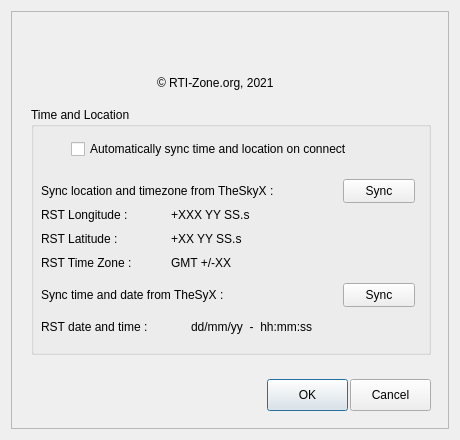
Above: RST.ui from rpineau/RST before the change. Below: the same form after it.
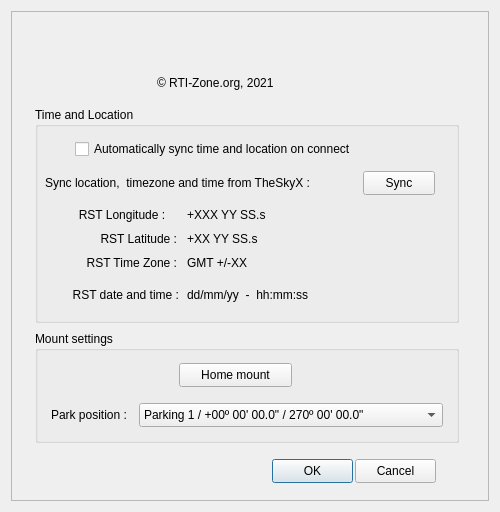
That is the form after the change. Icons and pictures are not drawn. Custom widgets are drawn as their Qt base class.

Patch:
```diff
--- a/RST.ui
+++ b/RST.ui
@@ -6,8 +6,8 @@
    <rect>
     <x>0</x>
     <y>0</y>
-    <width>460</width>
-    <height>440</height>
+    <width>500</width>
+    <height>512</height>
    </rect>
   </property>
   <property name="sizePolicy">
@@ -18,14 +18,14 @@
   </property>
   <property name="minimumSize">
    <size>
-    <width>460</width>
-    <height>440</height>
+    <width>500</width>
+    <height>512</height>
    </size>
   </property>
   <property name="maximumSize">
    <size>
-    <width>460</width>
-    <height>440</height>
+    <width>500</width>
+    <height>512</height>
    </size>
   </property>
   <property name="windowTitle">
@@ -46,7 +46,7 @@
      <property name="minimumSize">
       <size>
        <width>0</width>
-       <height>0</height>
+       <height>4</height>
       </size>
      </property>
      <property name="maximumSize">
@@ -70,10 +70,10 @@
      <widget class="QPushButton" name="pushButtonOK">
       <property name="geometry">
        <rect>
-        <x>256</x>
-        <y>368</y>
+        <x>261</x>
+        <y>448</y>
         <width>81</width>
-        <height>32</height>
+        <height>24</height>
        </rect>
       </property>
       <property name="text">
@@ -86,10 +86,10 @@
      <widget class="QPushButton" name="pushButtonCancel">
       <property name="geometry">
        <rect>
-        <x>339</x>
-        <y>368</y>
+        <x>344</x>
+        <y>448</y>
         <width>81</width>
-        <height>32</height>
+        <height>24</height>
        </rect>
       </property>
       <property name="text">
@@ -99,10 +99,10 @@
      <widget class="QGroupBox" name="groupBox">
       <property name="geometry">
        <rect>
-        <x>20</x>
+        <x>24</x>
         <y>96</y>
-        <width>400</width>
-        <height>248</height>
+        <width>424</width>
+        <height>216</height>
        </rect>
       </property>
       <property name="title">
@@ -111,8 +111,8 @@
       <widget class="QPushButton" name="pushButton">
        <property name="geometry">
         <rect>
-         <x>312</x>
-         <y>72</y>
+         <x>328</x>
+         <y>64</y>
          <width>72</width>
          <height>24</height>
         </rect>
@@ -125,66 +125,40 @@
        <property name="geometry">
         <rect>
          <x>10</x>
-         <y>72</y>
-         <width>290</width>
+         <y>64</y>
+         <width>304</width>
          <height>24</height>
         </rect>
        </property>
        <property name="text">
-        <string>Sync location and timezone from TheSkyX :</string>
+        <string>Sync location,  timezone and time from TheSkyX :</string>
        </property>
        <property name="alignment">
         <set>Qt::AlignLeading|Qt::AlignLeft|Qt::AlignVCenter</set>
        </property>
       </widget>
-      <widget class="QLabel" name="label_2">
-       <property name="geometry">
-        <rect>
-         <x>10</x>
-         <y>176</y>
-         <width>280</width>
-         <height>24</height>
-        </rect>
-       </property>
-       <property name="text">
-        <string>Sync time and date from TheSyX :</string>
-       </property>
-       <property name="alignment">
-        <set>Qt::AlignLeading|Qt::AlignLeft|Qt::AlignVCenter</set>
-       </property>
-      </widget>
-      <widget class="QPushButton" name="pushButton_2">
-       <property name="geometry">
-        <rect>
-         <x>312</x>
-         <y>176</y>
-         <width>72</width>
-         <height>24</height>
-        </rect>
-       </property>
-       <property name="text">
-        <string>Sync</string>
-       </property>
-      </widget>
       <widget class="QLabel" name="label_4">
        <property name="geometry">
         <rect>
-         <x>10</x>
-         <y>208</y>
-         <width>144</width>
+         <x>8</x>
+         <y>176</y>
+         <width>136</width>
          <height>24</height>
         </rect>
        </property>
        <property name="text">
         <string>RST date and time :</string>
        </property>
+       <property name="alignment">
+        <set>Qt::AlignRight|Qt::AlignTrailing|Qt::AlignVCenter</set>
+       </property>
       </widget>
       <widget class="QLabel" name="time_date">
        <property name="geometry">
         <rect>
-         <x>160</x>
-         <y>208</y>
-         <width>176</width>
+         <x>152</x>
+         <y>176</y>
+         <width>248</width>
          <height>24</height>
         </rect>
        </property>
@@ -195,7 +169,7 @@
       <widget class="QLabel" name="label_9">
        <property name="geometry">
         <rect>
-         <x>10</x>
+         <x>32</x>
          <y>96</y>
          <width>110</width>
          <height>24</height>
@@ -204,13 +178,16 @@
        <property name="text">
         <string>RST Longitude :</string>
        </property>
+       <property name="alignment">
+        <set>Qt::AlignCenter</set>
+       </property>
       </widget>
       <widget class="QLabel" name="longitude">
        <property name="geometry">
         <rect>
-         <x>140</x>
+         <x>152</x>
          <y>96</y>
-         <width>100</width>
+         <width>176</width>
          <height>24</height>
         </rect>
        </property>
@@ -221,7 +198,7 @@
       <widget class="QLabel" name="label_11">
        <property name="geometry">
         <rect>
-         <x>10</x>
+         <x>32</x>
          <y>120</y>
          <width>110</width>
          <height>24</height>
@@ -230,13 +207,16 @@
        <property name="text">
         <string>RST Latitude :</string>
        </property>
+       <property name="alignment">
+        <set>Qt::AlignRight|Qt::AlignTrailing|Qt::AlignVCenter</set>
+       </property>
       </widget>
       <widget class="QLabel" name="latitude">
        <property name="geometry">
         <rect>
-         <x>140</x>
+         <x>152</x>
          <y>120</y>
-         <width>100</width>
+         <width>176</width>
          <height>24</height>
         </rect>
        </property>
@@ -247,7 +227,7 @@
       <widget class="QLabel" name="label_12">
        <property name="geometry">
         <rect>
-         <x>10</x>
+         <x>32</x>
          <y>144</y>
          <width>110</width>
          <height>24</height>
@@ -256,13 +236,16 @@
        <property name="text">
         <string>RST Time Zone :</string>
        </property>
+       <property name="alignment">
+        <set>Qt::AlignRight|Qt::AlignTrailing|Qt::AlignVCenter</set>
+       </property>
       </widget>
       <widget class="QLabel" name="timezone">
        <property name="geometry">
         <rect>
-         <x>140</x>
+         <x>152</x>
          <y>144</y>
-         <width>80</width>
+         <width>176</width>
          <height>24</height>
         </rect>
        </property>
@@ -319,6 +302,70 @@
        <string>RainbowAstro.png</string>
       </property>
      </widget>
+     <widget class="QGroupBox" name="groupBox_2">
+      <property name="geometry">
+       <rect>
+        <x>24</x>
+        <y>320</y>
+        <width>424</width>
+        <height>112</height>
+       </rect>
+      </property>
+      <property name="title">
+       <string>Mount settings</string>
+      </property>
+      <widget class="QPushButton" name="pushButton_3">
+       <property name="geometry">
+        <rect>
+         <x>144</x>
+         <y>32</y>
+         <width>113</width>
+         <height>24</height>
+        </rect>
+       </property>
+       <property name="text">
+        <string>Home mount</string>
+       </property>
+      </widget>
+      <widget class="QLabel" name="label_3">
+       <property name="geometry">
+        <rect>
+         <x>16</x>
+         <y>72</y>
+         <width>96</width>
+         <height>24</height>
+        </rect>
+       </property>
+       <property name="text">
+        <string>Park position :</string>
+       </property>
+      </widget>
+      <widget class="QComboBox" name="comboBox">
+       <property name="geometry">
+        <rect>
+         <x>104</x>
+         <y>72</y>
+         <width>304</width>
+         <height>24</height>
+        </rect>
+       </property>
+       <item>
+        <property name="text">
+         <string>Parking 1 / +00º 00' 00.0&quot; / 270º 00' 00.0&quot;</string>
+        </property>
+       </item>
+       <item>
+        <property name="text">
+         <string>Parking 2 / +00º 00' 00.0&quot; / 180º 00' 00.0&quot;</string>
+        </property>
+       </item>
+       <item>
+        <property name="text">
+         <string>Parking 3 / +00º 00' 00.0&quot; / 090º 00' 00.0&quot;</string>
+        </property>
+       </item>
+      </widget>
+     </widget>
     </widget>
    </item>
   </layout>
```
